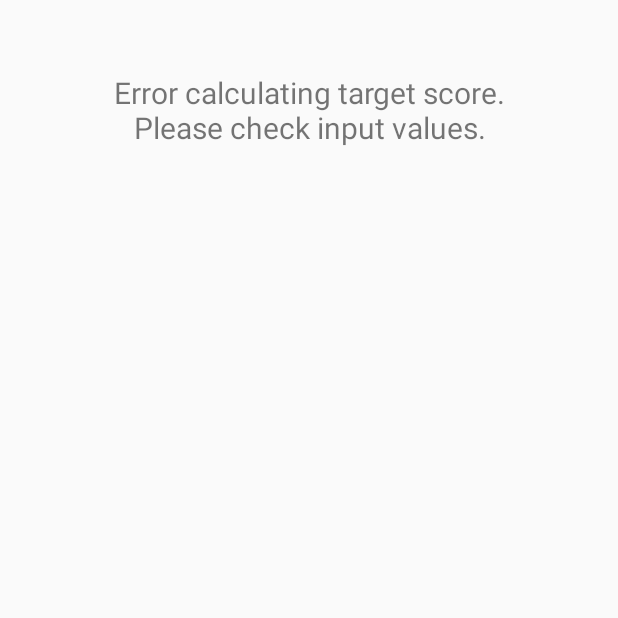
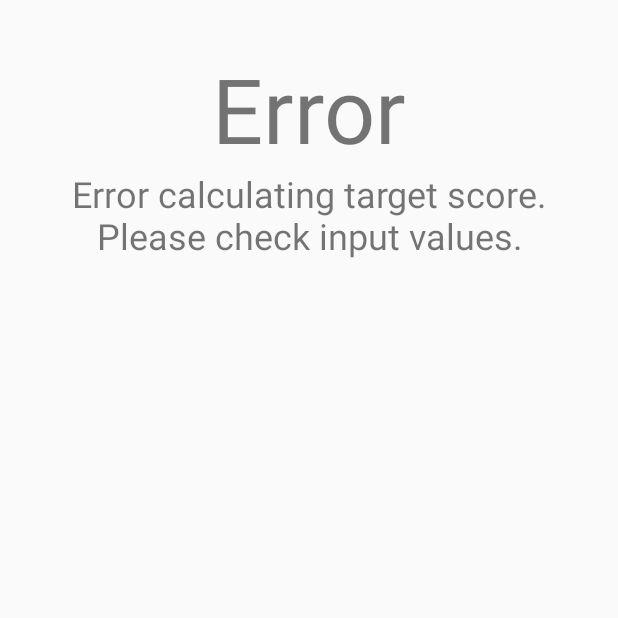
Before and after one commit to jeremyleee/Duckie, an Android app: the fragment ResultFragment shown on its own in the app's theme, on a phone screen of 412 x 824 dp, the top half of it. Run offline under Robolectric (Android 15) with nearby library versions, the phone set to English and light mode, and no system bars; 2 statements that could not run were skipped.

Commit message:
Improved layout of result fragment

```diff
--- a/app/src/main/java/com/tragicfruit/duckworthlewiscalculator/ResultFragment.java
+++ b/app/src/main/java/com/tragicfruit/duckworthlewiscalculator/ResultFragment.java
@@ -21,10 +21,9 @@ public class ResultFragment extends Fragment {
     private static final String TAG = "ResultFragment";
 
     private Match mMatch;
-    private View mGoodResult;
-    private TextView mBadResult;
     private TextView mTargetScoreTextView;
-    private TextView mTieTextView;
+    private TextView mResultTextView;
+    private TextView mResultDetailTextView;
 
     @Override
     public void onCreate(Bundle savedInstanceState) {
@@ -38,11 +37,9 @@ public class ResultFragment extends Fragment {
     public View onCreateView(LayoutInflater inflater, ViewGroup container, Bundle savedInstanceState) {
         View v = inflater.inflate(R.layout.fragment_result, container, false);
 
-        mGoodResult = v.findViewById(R.id.good_result);
-        mBadResult = (TextView) v.findViewById(R.id.bad_result_textView);
-
         mTargetScoreTextView = (TextView) v.findViewById(R.id.target_score_textView);
-        mTieTextView = (TextView) v.findViewById(R.id.tie_label);
+        mResultTextView = (TextView) v.findViewById(R.id.result_textView);
+        mResultDetailTextView = (TextView) v.findViewById(R.id.result_detail_textView);
 
         updateResult();
 
@@ -59,33 +56,35 @@ public class ResultFragment extends Fragment {
         if (isValidInput()) {
             try {
                 if (mMatch.getTargetScore() >= 0) {
-                    mGoodResult.setVisibility(View.VISIBLE);
-                    mBadResult.setVisibility(View.INVISIBLE);
+                    mTargetScoreTextView.setVisibility(View.VISIBLE);
 
-                    mTargetScoreTextView.setText("" + mMatch.getTargetScore());
-                    mTieTextView.setText("(" + (mMatch.getTargetScore() - 1) + " runs to tie)");
+                    mResultTextView.setText("" + mMatch.getTargetScore());
+                    mResultDetailTextView.setText("(" + (mMatch.getTargetScore() - 1) + " runs to tie)");
                 } else {
                     // No result (not reached minimum required overs)
-                    mGoodResult.setVisibility(View.INVISIBLE);
-                    mBadResult.setVisibility(View.VISIBLE);
+                    mTargetScoreTextView.setVisibility(View.GONE);
 
+                    mResultTextView.setText(R.string.no_result_label);
                     int minOvers = mMatch.getMatchType() == Match.ONEDAY50 ? 20 : 5;
-                    mBadResult.setText(getString(R.string.no_result_message, minOvers));
+                    mResultDetailTextView.setText(getString(R.string.no_result_detail, minOvers));
                 }
             } catch (Exception e) {
                 // Valid inputs, but error with finding resources
-                mBadResult.setText(R.string.calculation_error_message);
+                mTargetScoreTextView.setVisibility(View.GONE);
 
-                mGoodResult.setVisibility(View.INVISIBLE);
-                mBadResult.setVisibility(View.VISIBLE);
+                mResultTextView.setText(R.string.calculation_error_label);
+                mResultDetailTextView.setText(R.string.calculation_error_detail);
 
                 Log.e(TAG, "Error calculating target score", e);
             }
         } else {
             // Missing one of the input values
+            mTargetScoreTextView.setVisibility(View.GONE);
+
+            mResultTextView.setText(R.string.calculation_error_label);
+            mResultDetailTextView.setText(R.string.calculation_error_detail);
+
             Log.i(TAG, "Invalid input");
-            mGoodResult.setVisibility(View.INVISIBLE);
-            mBadResult.setVisibility(View.VISIBLE);
         }
     }
 
--- a/app/src/main/res/layout/fragment_result.xml
+++ b/app/src/main/res/layout/fragment_result.xml
@@ -1,32 +1,29 @@
 <?xml version="1.0" encoding="utf-8"?>
-<FrameLayout xmlns:android="http://schemas.android.com/apk/res/android"
+<LinearLayout xmlns:android="http://schemas.android.com/apk/res/android"
     android:layout_width="match_parent"
-    android:layout_height="match_parent">
-
-    <LinearLayout
-        android:id="@+id/good_result"
-        android:layout_gravity="center_horizontal"
+    android:layout_height="match_parent"
     android:orientation="vertical"
-        android:layout_width="wrap_content"
-        android:layout_height="wrap_content"
-        android:layout_marginTop="48dp">
+    android:paddingTop="32dp">
 
     <TextView
+        android:id="@+id/target_score_textView"
+        android:textSize="24sp"
         android:layout_width="match_parent"
         android:layout_height="wrap_content"
         android:gravity="center"
         android:text="@string/target_score"/>
 
     <TextView
-            android:id="@+id/target_score_textView"
+        android:id="@+id/result_textView"
         android:layout_width="match_parent"
         android:layout_height="wrap_content"
         android:gravity="center"
-            android:textSize="50sp"
+        android:textSize="60sp"
         android:text="0"/>
 
     <TextView
-            android:id="@+id/tie_label"
+        android:id="@+id/result_detail_textView"
+        android:textSize="24sp"
         android:layout_width="match_parent"
         android:layout_height="wrap_content"
         android:gravity="center"
@@ -34,15 +31,3 @@
         android:text="(0 runs to tie)"/>
 
 </LinearLayout>
-
-    <TextView
-        android:gravity="center"
-        android:id="@+id/bad_result_textView"
-        android:layout_marginTop="48dp"
-        android:layout_gravity="center_horizontal"
-        android:text="@string/calculation_error_message"
-        android:textSize="20sp"
-        android:layout_width="wrap_content"
-        android:layout_height="wrap_content"/>
-
-</FrameLayout>
--- a/app/src/main/res/values/strings.xml
+++ b/app/src/main/res/values/strings.xml
@@ -11,8 +11,10 @@
     <string name="starting_overs_label">Total available overs\n(beginning of innings)</string>
     <string name="add_interruption_label">Add interruption</string>
     <string name="target_score">Target score:</string>
-    <string name="calculation_error_message">Error calculating target score.\nPlease check input values.</string>
-    <string name="no_result_message">No result\n(minimum of %s overs\nrequired per side)</string>
+    <string name="calculation_error_label">Error</string>
+    <string name="calculation_error_detail">Error calculating target score.\nPlease check input values.</string>
+    <string name="no_result_label">No result</string>
+    <string name="no_result_detail">(minimum of %s overs\nrequired per side)</string>
     <string name="interruptions_label">Interruptions</string>
     <string name="edit_interruption">Edit</string>
     <string name="delete_interruption">Delete</string>
```
Lines whose indentation alone changed are shown as unchanged.
